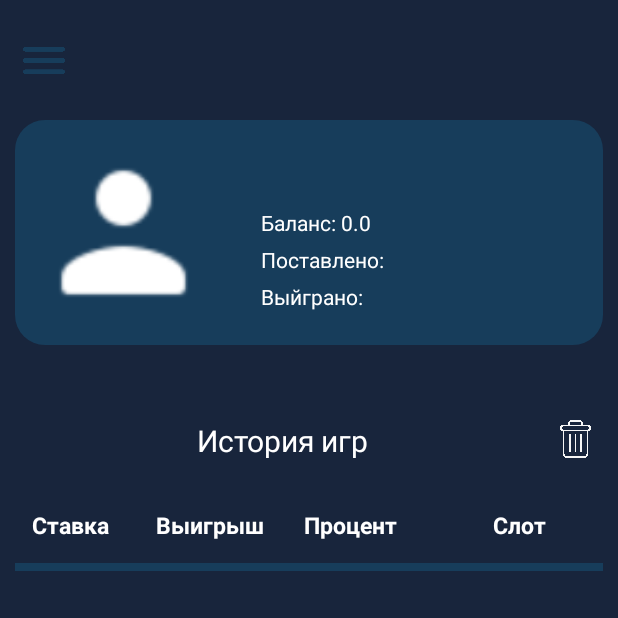
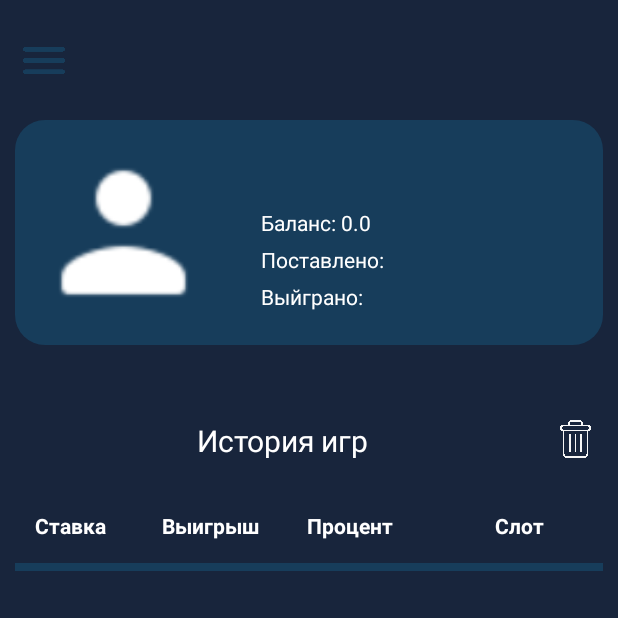
Before and after one commit to VashaAkulka/FortunaFun, an Android app: the ProfileActivity screen opened directly, with no data from a screen before it, on a phone screen of 412 x 824 dp, the top half of it. Run offline under Robolectric (Android 15) with nearby library versions, the phone set to English and light mode, and no system bars; 2 statements that could not run were skipped.

Commit message:
textSize for Win

```diff
--- a/app/src/main/res/layout/activity_profile.xml
+++ b/app/src/main/res/layout/activity_profile.xml
@@ -139,7 +139,7 @@
                 android:gravity="center"
                 android:text="Ставка"
                 android:textColor="#FFFFFF"
-                android:textSize="15sp"
+                android:textSize="14sp"
                 android:textStyle="bold" />
 
             <TextView
@@ -150,7 +150,7 @@
                 android:gravity="center"
                 android:text="Выигрыш"
                 android:textColor="#FFFFFF"
-                android:textSize="15sp"
+                android:textSize="14sp"
                 android:textStyle="bold" />
 
             <TextView
@@ -161,7 +161,7 @@
                 android:gravity="center"
                 android:text="Процент"
                 android:textColor="#FFFFFF"
-                android:textSize="15sp"
+                android:textSize="14sp"
                 android:textStyle="bold" />
 
             <TextView
@@ -172,7 +172,7 @@
                 android:gravity="center"
                 android:text="Слот"
                 android:textColor="#FFFFFF"
-                android:textSize="15sp"
+                android:textSize="14sp"
                 android:textStyle="bold" />
 
 
```
